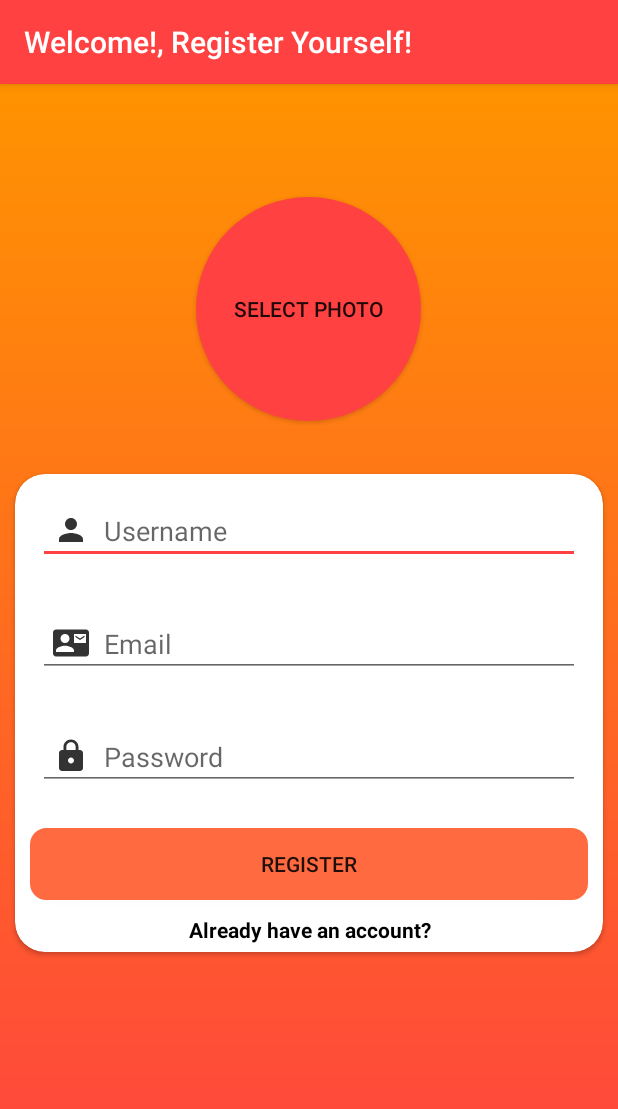
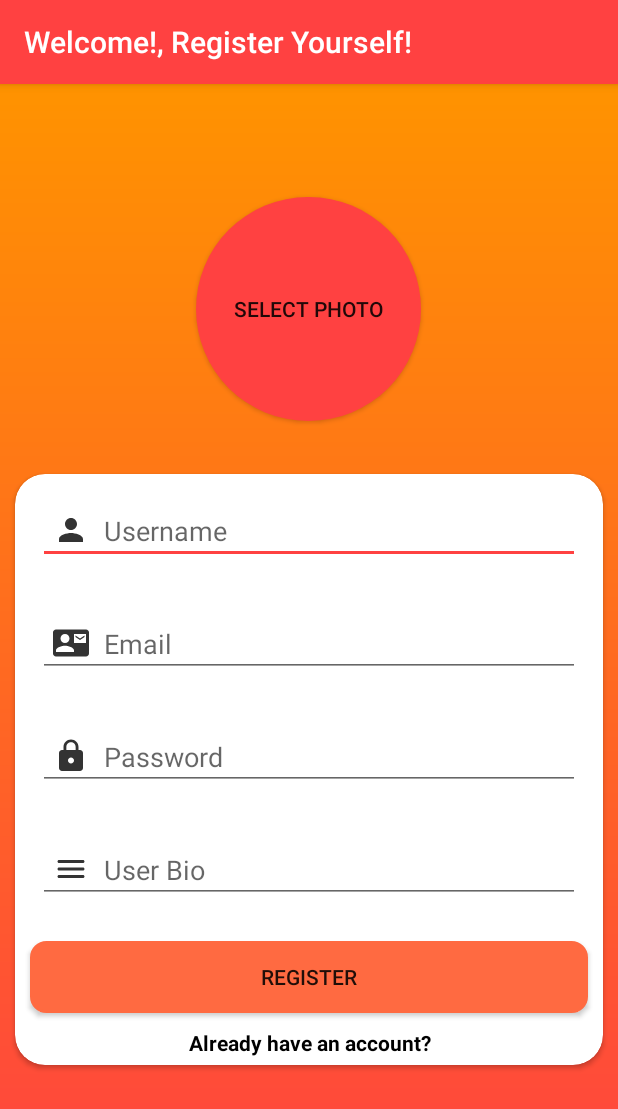
Before and after one commit to anveshr5/Autumn4, an Android app: the RegisterActivity screen opened directly, with no data from a screen before it, on a phone screen of 412 x 824 dp. Shown: the top 1109 px of the screen. Run offline under Robolectric (Android 15) with nearby library versions, the phone set to English and light mode, and no system bars; our stand-ins replace CircleImageView, Firebase (no records; nobody signed in at launch, a user with empty details on screens opened directly), Picasso; plain views replace AllianceLoader.

```diff
--- a/app/src/main/res/layout/activity_register.xml
+++ b/app/src/main/res/layout/activity_register.xml
@@ -34,15 +34,6 @@
         android:src="@drawable/profile_photo"
         android:visibility="gone"
         app:civ_border_width="4dp" />
-
-    <!--<de.hdodenhof.circleimageview.CircleImageView
-        android:id="@+id/imgTurnImageClockwise"
-        android:layout_width="40dp"
-        android:layout_height="40dp"
-        android:src="@drawable/ic_rotate_image"
-        android:layout_toEndOf="@+id/imgCircleViewSelectedPhoto"
-        android:layout_alignParentBottom="true"
-        android:layout_margin="10dp"/>   -->
 
     </RelativeLayout>
 
@@ -97,6 +88,16 @@
                 android:inputType="textPassword"
                 android:padding="10dp" />
 
+            <EditText
+                android:id="@+id/etUserBio"
+                android:layout_width="match_parent"
+                android:layout_height="wrap_content"
+                android:drawableStart="@drawable/ic_user_bio"
+                android:drawablePadding="10dp"
+                android:layout_margin="15dp"
+                android:hint="User Bio"
+                android:padding="10dp"/>
+
             <Button
                 android:id="@+id/btnRegister"
                 android:layout_width="match_parent"
```
